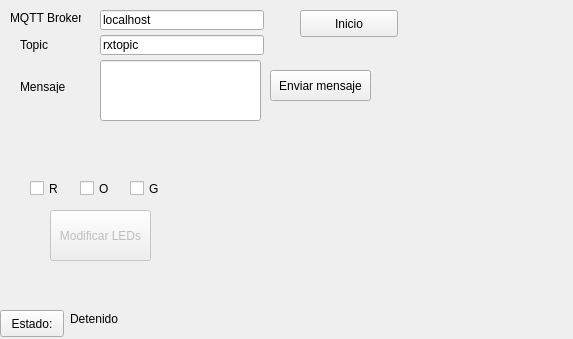
Above: guipanel.ui from jeacelo/test_qt before the change. Below: the same form after it.
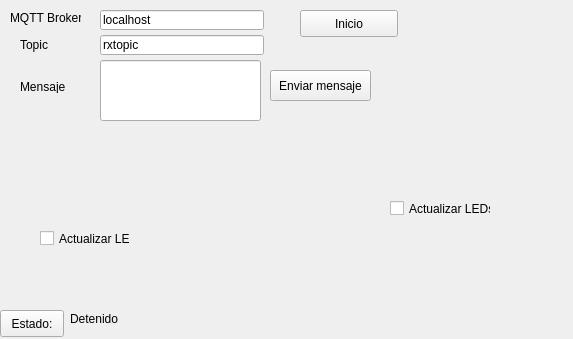
That is the form after the change. Custom widgets are drawn as their Qt base class.

Commit message: Added color control

Patch:
```diff
--- a/guipanel.ui
+++ b/guipanel.ui
@@ -104,25 +104,6 @@
     <string>rxtopic</string>
    </property>
   </widget>
-  <widget class="QPushButton" name="pushButton_2">
-   <property name="enabled">
-    <bool>false</bool>
-   </property>
-   <property name="geometry">
-    <rect>
-     <x>50</x>
-     <y>210</y>
-     <width>101</width>
-     <height>51</height>
-    </rect>
-   </property>
-   <property name="text">
-    <string>Modificar LEDs</string>
-   </property>
-   <property name="checkable">
-    <bool>true</bool>
-   </property>
-  </widget>
   <widget class="QLineEdit" name="message">
    <property name="geometry">
     <rect>
@@ -159,47 +140,124 @@
     <string>Mensaje</string>
    </property>
   </widget>
-  <widget class="QCheckBox" name="redCheck">
+  <widget class="Led" name="led">
    <property name="geometry">
     <rect>
-     <x>30</x>
-     <y>180</y>
-     <width>31</width>
-     <height>17</height>
+     <x>50</x>
+     <y>200</y>
+     <width>16</width>
+     <height>16</height>
     </rect>
    </property>
-   <property name="text">
-    <string>R</string>
+   <property name="toolTip">
+    <string>Color Led component</string>
    </property>
-  </widget>
-  <widget class="QCheckBox" name="greenCheck">
-   <property name="geometry">
-    <rect>
-     <x>130</x>
-     <y>180</y>
-     <width>31</width>
-     <height>17</height>
-    </rect>
+   <property name="whatsThis">
+    <string>Led indicator</string>
    </property>
-   <property name="text">
-    <string>G</string>
-   </property>
   </widget>
-  <widget class="QCheckBox" name="orangeCheck">
+  <widget class="Led" name="led_2">
    <property name="geometry">
     <rect>
      <x>80</x>
-     <y>180</y>
-     <width>31</width>
+     <y>200</y>
+     <width>16</width>
+     <height>16</height>
+    </rect>
+   </property>
+   <property name="toolTip">
+    <string>Color Led component</string>
+   </property>
+   <property name="whatsThis">
+    <string>Led indicator</string>
+   </property>
+   <property name="color">
+    <color>
+     <red>255</red>
+     <green>170</green>
+     <blue>0</blue>
+    </color>
+   </property>
+  </widget>
+  <widget class="Led" name="led_3">
+   <property name="geometry">
+    <rect>
+     <x>110</x>
+     <y>200</y>
+     <width>16</width>
+     <height>16</height>
+    </rect>
+   </property>
+   <property name="toolTip">
+    <string>Color Led component</string>
+   </property>
+   <property name="whatsThis">
+    <string>Led indicator</string>
+   </property>
+   <property name="color">
+    <color>
+     <red>85</red>
+     <green>170</green>
+     <blue>0</blue>
+    </color>
+   </property>
+  </widget>
+  <widget class="QCheckBox" name="checkBox">
+   <property name="geometry">
+    <rect>
+     <x>40</x>
+     <y>230</y>
+     <width>91</width>
      <height>17</height>
     </rect>
    </property>
    <property name="text">
-    <string>O</string>
+    <string>Actualizar LEDs</string>
+   </property>
+  </widget>
+  <widget class="color_widgets::ColorWheel" name="colorWheel">
+   <property name="geometry">
+    <rect>
+     <x>270</x>
+     <y>160</y>
+     <width>100</width>
+     <height>100</height>
+    </rect>
+   </property>
+   <property name="sizePolicy">
+    <sizepolicy hsizetype="Minimum" vsizetype="Minimum">
+     <horstretch>0</horstretch>
+     <verstretch>0</verstretch>
+    </sizepolicy>
+   </property>
+  </widget>
+  <widget class="QCheckBox" name="checkBox_2">
+   <property name="geometry">
+    <rect>
+     <x>390</x>
+     <y>200</y>
+     <width>101</width>
+     <height>17</height>
+    </rect>
+   </property>
+   <property name="text">
+    <string>Actualizar LEDs</string>
    </property>
   </widget>
  </widget>
  <layoutdefault spacing="6" margin="11"/>
+ <customwidgets>
+  <customwidget>
+   <class>Led</class>
+   <extends>QWidget</extends>
+   <header>analogwidgets/led.h</header>
+  </customwidget>
+  <customwidget>
+   <class>color_widgets::ColorWheel</class>
+   <extends>QWidget</extends>
+   <header>color_wheel.hpp</header>
+  </customwidget>
+ </customwidgets>
  <tabstops>
   <tabstop>runButton</tabstop>
  </tabstops>
```
The commit also changes 2 other files.
